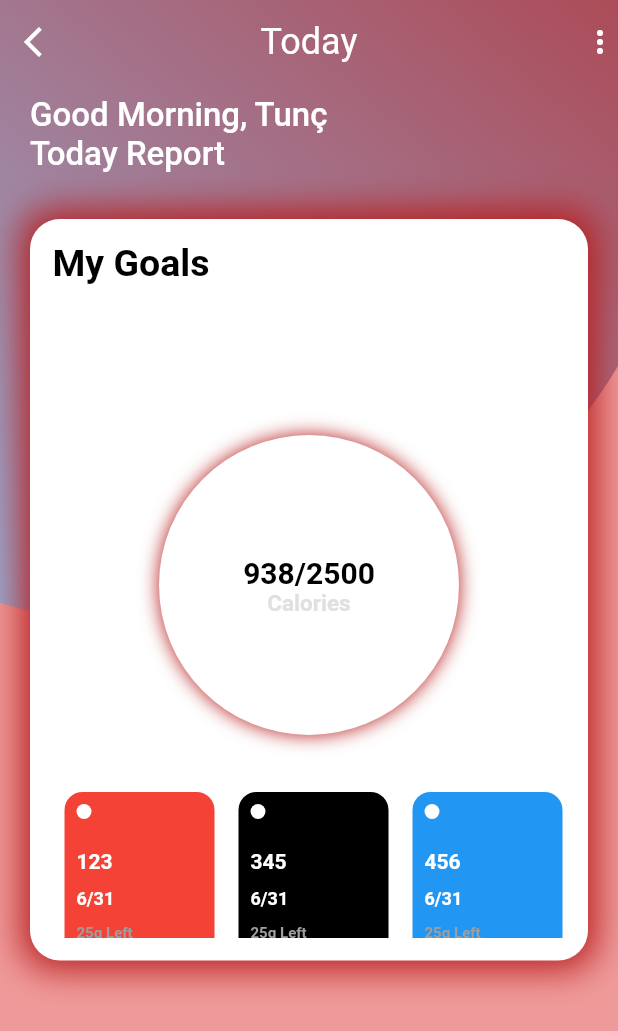
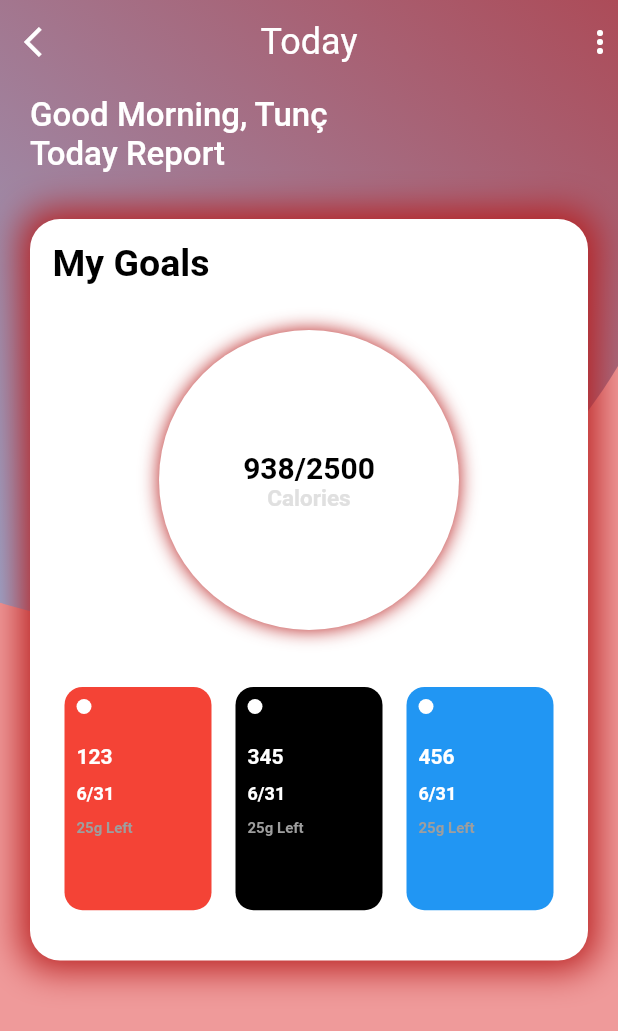
Before and after one commit to tunckankilic/ghealthold, a Flutter app: the screen it shows after launch, on a phone screen of 412 x 824 dp. Shown: the top 1031 px of the screen. Run offline on Flutter 3.47's test engine with Material 2 defaults, Android fonts, the phone set to English and light mode, and no system bars.

Commit message:
Health pub will add

```diff
--- a/lib/widgets/report_card.dart
+++ b/lib/widgets/report_card.dart
@@ -1,6 +1,5 @@
 import 'package:flutter/material.dart';
 import 'package:ghealth/widgets/widgets_shelf.dart';
-
 
 class ReportCard extends StatelessWidget {
   const ReportCard({
@@ -37,7 +36,7 @@ class ReportCard extends StatelessWidget {
                     fontWeight: FontWeight.bold),
               ),
               SizedBox(
-                height: 100,
+                height: 30,
               ),
               Center(
                 child: CircularTrackWidget(),
@@ -45,24 +44,34 @@ class ReportCard extends StatelessWidget {
               SizedBox(
                 height: 30,
               ),
-              Row(
+              SizedBox(
+                height: size.height * 0.2,
+                width: size.height,
+                child: Row(
                   children: [
-                  DetailCard(
+                    Expanded(
+                      child: DetailCard(
                         color: Colors.red,
                         label: "123",
                         labelColor: Colors.white,
                       ),
-                  DetailCard(
+                    ),
+                    Expanded(
+                      child: DetailCard(
                         color: Colors.black,
                         label: "345",
                         labelColor: Colors.white,
                       ),
-                  DetailCard(
+                    ),
+                    Expanded(
+                      child: DetailCard(
                         color: Colors.blue,
                         label: "456",
                         labelColor: Colors.white,
                       ),
+                    ),
                   ],
+                ),
               ),
             ],
           ),
--- a/lib/widgets/widgets_shelf.dart
+++ b/lib/widgets/widgets_shelf.dart
@@ -1,3 +1,4 @@
 export './circular_track.dart';
 export './detail_card.dart';
 export './report_card.dart';
+export './specialities_card.dart';
```
Also changed, not shown: lib/monitor_dashboard_screen.dart (+0 -31 lines), lib/widgets/specialities_card.dart (added, +32 -0 lines). Lines whose indentation alone changed are shown as unchanged.
